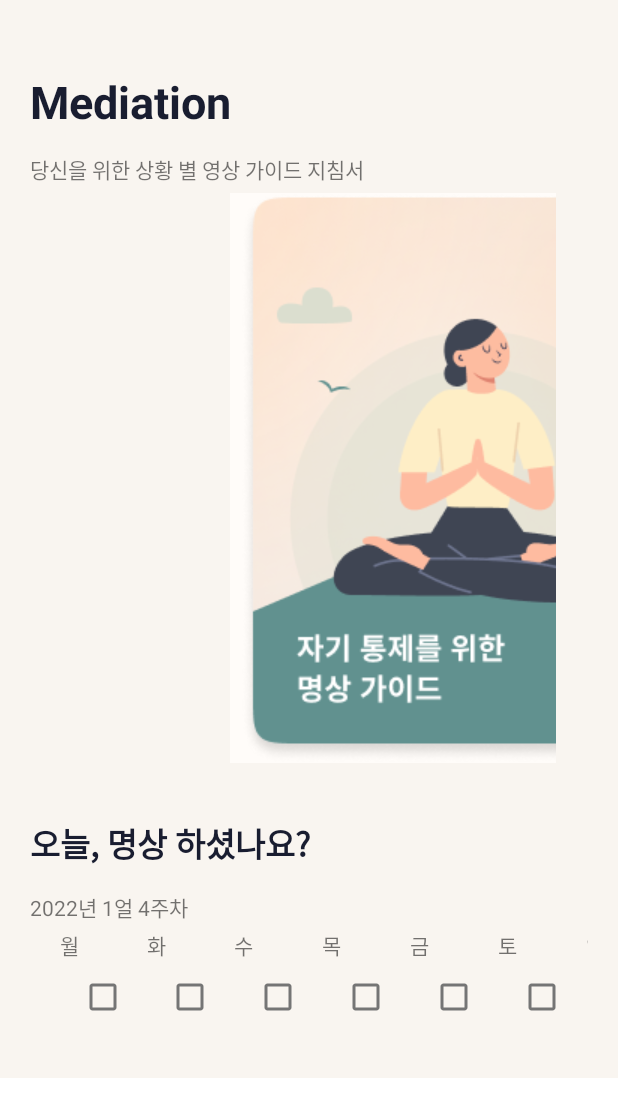
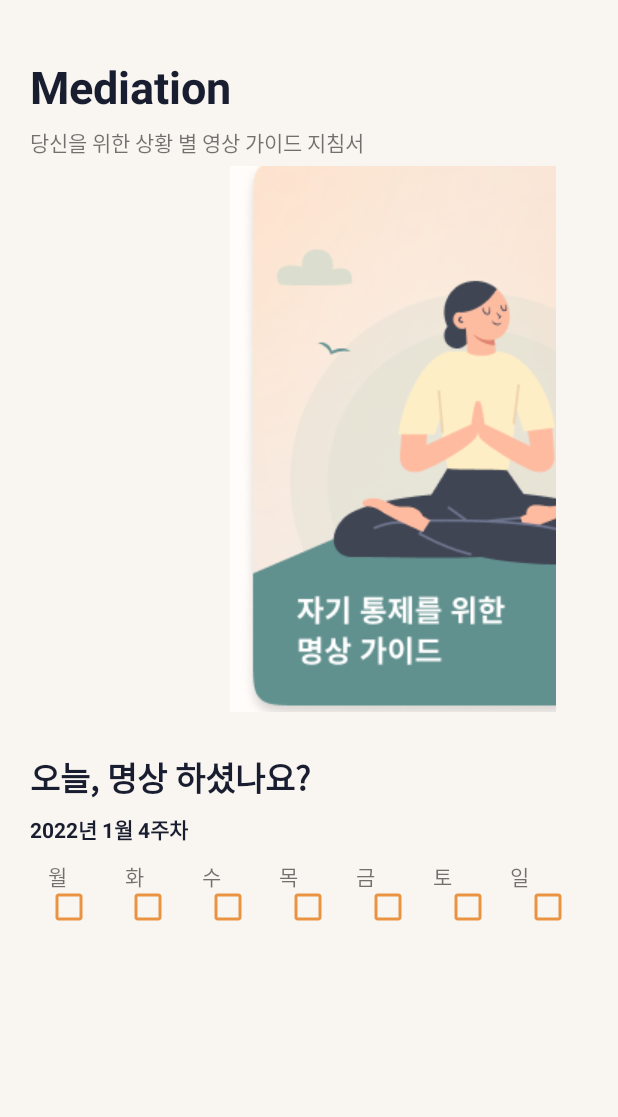
Before and after one commit to ChaeheeKang-GitHub/WUDC, an Android app: the MediationActivity screen opened directly, with no data from a screen before it, on a phone screen of 412 x 824 dp. Shown: the top 1117 px of the screen. Run offline under Robolectric (Android 15) with nearby library versions, the phone set to English and light mode, and no system bars.

Commit message:
mediation xml 수정1

```diff
--- a/app/src/main/res/layout/activity_mediation.xml
+++ b/app/src/main/res/layout/activity_mediation.xml
@@ -2,8 +2,8 @@
 <LinearLayout xmlns:android="http://schemas.android.com/apk/res/android"
     xmlns:app="http://schemas.android.com/apk/res-auto"
     xmlns:tools="http://schemas.android.com/tools"
-    android:layout_width="wrap_content"
-    android:layout_height="wrap_content"
+    android:layout_width="match_parent"
+    android:layout_height="match_parent"
     android:background="@color/orange_200"
     android:padding="20dp"
     android:orientation="vertical">
@@ -12,7 +12,7 @@
         android:id="@+id/textView"
         android:layout_width="wrap_content"
         android:layout_height="wrap_content"
-        android:layout_marginTop="31dp"
+        android:layout_marginTop="21dp"
         android:fontFamily="@font/notosanskrbold"
         android:text="Mediation"
         android:textColor="@color/black"
@@ -22,7 +22,7 @@
         android:id="@+id/textView2"
         android:layout_width="wrap_content"
         android:layout_height="wrap_content"
-        android:layout_marginTop="15dp"
+        android:layout_marginTop="7dp"
         android:text="당신을 위한 상황 별 영상 가이드 지침서"
         app:layout_constraintBottom_toTopOf="@+id/recyclerView"
         app:layout_constraintEnd_toEndOf="parent"
@@ -32,7 +32,7 @@
     <androidx.recyclerview.widget.RecyclerView
         android:id="@+id/recyclerView"
         android:layout_width="330dp"
-        android:layout_height="380dp"
+        android:layout_height="364dp"
         android:layout_marginStart="12dp"
         android:layout_marginTop="5dp"
         android:layout_marginEnd="12dp"
@@ -47,7 +47,7 @@
         android:id="@+id/textView3"
         android:layout_width="wrap_content"
         android:layout_height="wrap_content"
-        android:layout_marginTop="31dp"
+        android:layout_marginTop="21dp"
         android:fontFamily="@font/notosanskrbold"
         android:text="오늘, 명상 하셨나요?"
         android:textColor="@color/black"
@@ -57,8 +57,10 @@
         android:id="@+id/dateText"
         android:layout_width="wrap_content"
         android:layout_height="wrap_content"
-        android:layout_marginTop="15dp"
-        android:text="2022년 1얼 4주차"
+        android:layout_marginTop="7dp"
+        android:textColor="@color/black"
+        android:fontFamily="@font/notosanskrbold"
+        android:text="2022년 1월 4주차"
         app:layout_constraintBottom_toTopOf="@id/linearLayout"
         app:layout_constraintEnd_toEndOf="parent"
         app:layout_constraintStart_toStartOf="parent"
@@ -66,19 +68,18 @@
 
     <LinearLayout
         android:id="@+id/linearLayout"
-        android:layout_width="409dp"
+        android:layout_width="match_parent"
         android:layout_height="wrap_content"
-        android:layout_marginStart="20dp"
-        android:layout_marginTop="4dp"
-        android:layout_marginEnd="20dp"
+        android:gravity="center"
+        android:layout_marginTop="10dp"
         android:orientation="horizontal"
-        app:layout_constraintBottom_toTopOf="@+id/linearLayout2"
         app:layout_constraintEnd_toEndOf="parent"
         app:layout_constraintStart_toStartOf="parent"
         app:layout_constraintTop_toBottomOf="@+id/dateText">
 
         <TextView
             android:id="@+id/mon_text"
+            android:paddingLeft="12dp"
             android:layout_width="wrap_content"
             android:layout_height="wrap_content"
             android:layout_weight="1"
@@ -131,12 +132,8 @@
 
     <LinearLayout
         android:id="@+id/linearLayout2"
-        android:layout_width="409dp"
-        android:layout_height="wrap_content"
-        android:layout_marginStart="20dp"
-        android:layout_marginEnd="20dp"
-        android:layout_marginBottom="10dp"
-        android:orientation="horizontal"
+        android:layout_width="match_parent"
+        android:layout_height="20dp"
         app:layout_constraintBottom_toBottomOf="parent"
         app:layout_constraintEnd_toEndOf="parent"
         app:layout_constraintStart_toStartOf="parent"
@@ -146,43 +143,50 @@
             android:id="@+id/mon_cb"
             android:layout_width="wrap_content"
             android:layout_height="wrap_content"
-            android:layout_weight="1" />
+            android:layout_weight="1"
+            android:buttonTint="@color/orange_700"/>
 
         <CheckBox
             android:id="@+id/tue_cb"
             android:layout_width="wrap_content"
             android:layout_height="wrap_content"
-            android:layout_weight="1" />
+            android:layout_weight="1"
+            android:buttonTint="@color/orange_700"/>
 
         <CheckBox
             android:id="@+id/wed_cb"
             android:layout_width="wrap_content"
             android:layout_height="wrap_content"
-            android:layout_weight="1" />
+            android:layout_weight="1"
+            android:buttonTint="@color/orange_700"/>
 
         <CheckBox
             android:id="@+id/thr_cb"
             android:layout_width="wrap_content"
             android:layout_height="wrap_content"
-            android:layout_weight="1" />
+            android:layout_weight="1"
+            android:buttonTint="@color/orange_700"/>
 
         <CheckBox
             android:id="@+id/fir_cb"
             android:layout_width="wrap_content"
             android:layout_height="wrap_content"
-            android:layout_weight="1" />
+            android:layout_weight="1"
+            android:buttonTint="@color/orange_700"/>
 
         <CheckBox
             android:id="@+id/sat_cb"
             android:layout_width="wrap_content"
             android:layout_height="wrap_content"
-            android:layout_weight="1" />
+            android:layout_weight="1"
+            android:buttonTint="@color/orange_700"/>
 
         <CheckBox
             android:id="@+id/sun_cb"
             android:layout_width="wrap_content"
             android:layout_height="wrap_content"
-            android:layout_weight="1" />
+            android:layout_weight="1"
+            android:buttonTint="@color/orange_700"/>
 
     </LinearLayout>
 
```
